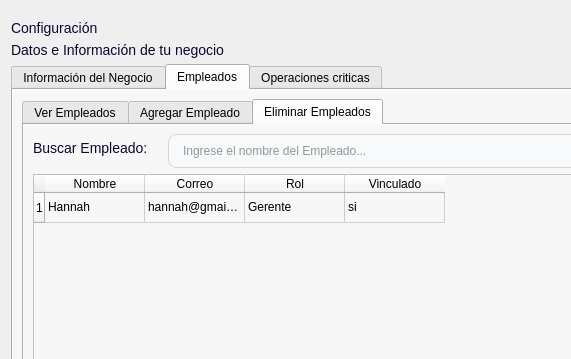
First picture: the form in app/ui/dashboard/pages/configuracion.ui, repository Brando-1510/Proyecto-Integrador-2.0, before the edit; both pictures show x 0 to 571 and y 0 to 359 of the 1073 by 800 pixel window.
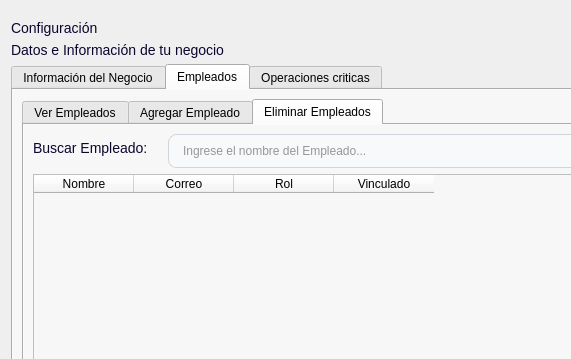
Second picture: the form after the edit. The open tabs and pages were chosen to show the change. Icons and pictures are not drawn.

```diff
--- a/app/ui/dashboard/pages/configuracion.ui
+++ b/app/ui/dashboard/pages/configuracion.ui
@@ -1064,11 +1064,6 @@
            </item>
            <item>
             <widget class="QTableWidget" name="empleados">
-             <row>
-              <property name="text">
-               <string>1</string>
-              </property>
-             </row>
              <column>
               <property name="text">
                <string>Nombre</string>
@@ -1089,26 +1084,6 @@
                <string>Vinculado</string>
               </property>
              </column>
-             <item row="0" column="0">
-              <property name="text">
-               <string>Hannah</string>
-              </property>
-             </item>
-             <item row="0" column="1">
-              <property name="text">
-               <string>hannah@gmai.com</string>
-              </property>
-             </item>
-             <item row="0" column="2">
-              <property name="text">
-               <string>Gerente</string>
-              </property>
-             </item>
-             <item row="0" column="3">
-              <property name="text">
-               <string>si</string>
-              </property>
-             </item>
             </widget>
            </item>
            <item>
```
Left out of the diff: 34 changed lines with no effect on the pictures.
